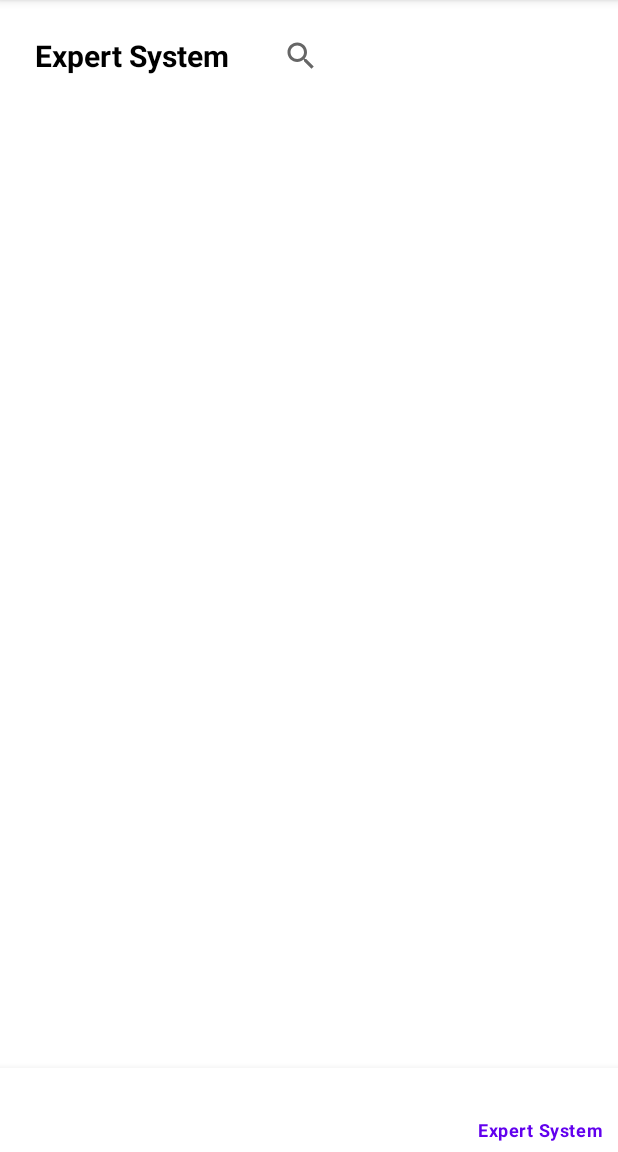
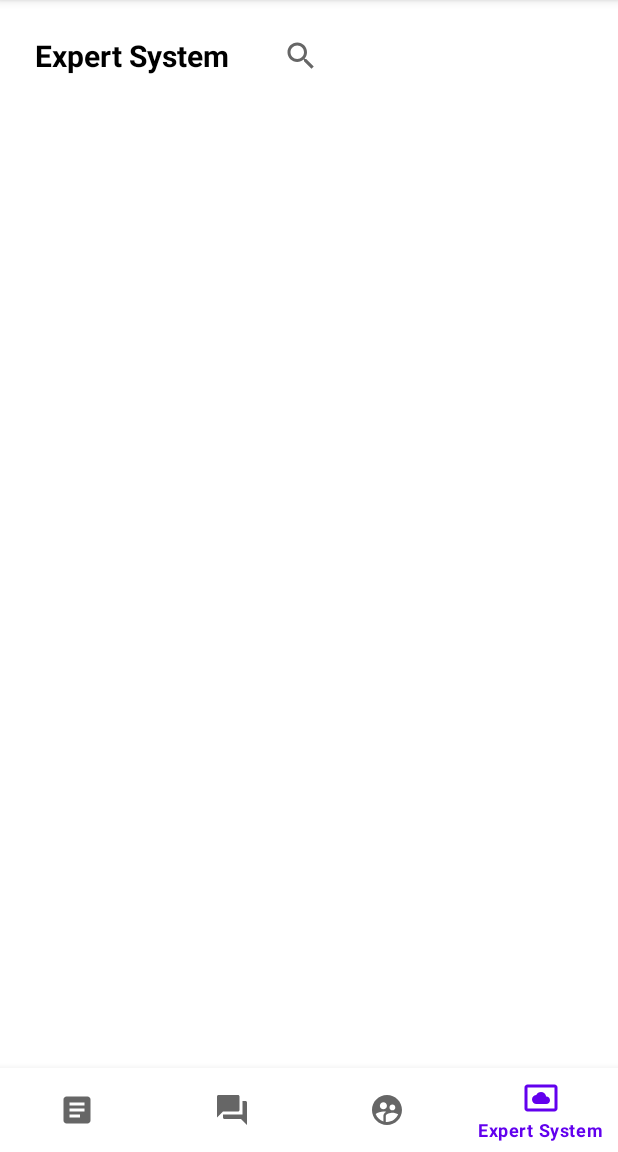
Before and after one commit to BryantPirih/projectMdpAI, an Android app: the UserHome screen opened directly, with no data from a screen before it, item 4 of the bottom bar chosen, on a phone screen of 412 x 824 dp, the part 84-1236 px from its top. Run offline under Robolectric (Android 15) with nearby library versions, the phone set to English and light mode, and no system bars.

Commit message:
Update user_bottnav.xml

```diff
--- a/app/src/main/res/menu/user_bottnav.xml
+++ b/app/src/main/res/menu/user_bottnav.xml
@@ -4,18 +4,22 @@
 
     <item
         android:id="@+id/itm_user_article"
+        android:icon="@drawable/ic_baseline_article_24"
         android:title="Articles"
         app:showAsAction="always" />
     <item
         android:id="@+id/itm_user_forum"
+        android:icon="@drawable/ic_baseline_forum_24"
         android:title="Forum"
         app:showAsAction="always" />
     <item
         android:id="@+id/itm_user_ask"
+        android:icon="@drawable/ic_baseline_supervised_user_circle_24"
         android:title="Ask Doctor"
         app:showAsAction="always" />
     <item
         android:id="@+id/itm_user_es"
+        android:icon="@drawable/ic_baseline_settings_system_daydream_24"
         android:title="Expert System"
         app:showAsAction="always" />
 </menu>
```
